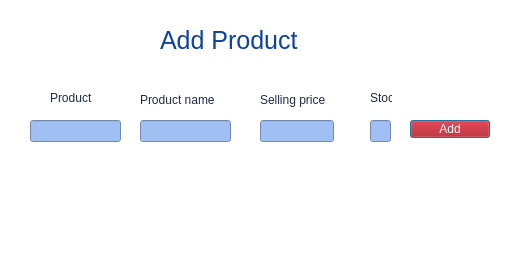
The window that Bhitti/newproduct.ui (BigyaDhungana/Bhitti_v2) describes before a commit, drawn with Qt 5.
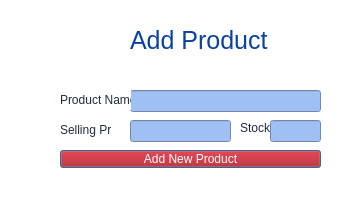
The same window after the commit. Icons and pictures are not drawn.

```diff
--- a/Bhitti/newproduct.ui
+++ b/Bhitti/newproduct.ui
@@ -6,8 +6,8 @@
    <rect>
     <x>0</x>
     <y>0</y>
-    <width>521</width>
-    <height>256</height>
+    <width>364</width>
+    <height>199</height>
    </rect>
   </property>
   <property name="windowTitle">
@@ -19,7 +19,7 @@
   <widget class="QLabel" name="label">
    <property name="geometry">
     <rect>
-     <x>160</x>
+     <x>130</x>
      <y>20</y>
      <width>161</width>
      <height>41</height>
@@ -45,7 +45,7 @@
    <property name="geometry">
     <rect>
      <x>50</x>
-     <y>10</y>
+     <y>20</y>
      <width>61</width>
      <height>51</height>
     </rect>
@@ -63,9 +63,9 @@
   <widget class="QLineEdit" name="pname">
    <property name="geometry">
     <rect>
-     <x>140</x>
-     <y>120</y>
-     <width>91</width>
+     <x>130</x>
+     <y>90</y>
+     <width>191</width>
      <height>22</height>
     </rect>
    </property>
@@ -79,9 +79,9 @@
   <widget class="QLineEdit" name="price">
    <property name="geometry">
     <rect>
-     <x>260</x>
+     <x>130</x>
      <y>120</y>
-     <width>74</width>
+     <width>101</width>
      <height>22</height>
     </rect>
    </property>
@@ -95,9 +95,9 @@
   <widget class="QPushButton" name="pushButton">
    <property name="geometry">
     <rect>
-     <x>410</x>
-     <y>120</y>
-     <width>80</width>
+     <x>60</x>
+     <y>150</y>
+     <width>261</width>
      <height>18</height>
     </rect>
    </property>
@@ -111,28 +111,15 @@
 font: 900 9pt &quot;Segoe UI Black&quot;;</string>
    </property>
    <property name="text">
-    <string>Add</string>
-   </property>
-  </widget>
-  <widget class="QLineEdit" name="pid">
-   <property name="geometry">
-    <rect>
-     <x>30</x>
-     <y>120</y>
-     <width>91</width>
-     <height>22</height>
-    </rect>
-   </property>
-   <property name="styleSheet">
-    <string notr="true">background-color: rgb(160,191,243);</string>
+    <string>Add New Product</string>
    </property>
   </widget>
   <widget class="QLabel" name="label_5">
    <property name="geometry">
     <rect>
-     <x>370</x>
-     <y>90</y>
-     <width>22</width>
+     <x>240</x>
+     <y>120</y>
+     <width>31</width>
      <height>16</height>
     </rect>
    </property>
@@ -141,32 +128,15 @@
 </string>
    </property>
    <property name="text">
-    <string>Stock</string>
-   </property>
-  </widget>
-  <widget class="QLabel" name="label_2">
-   <property name="geometry">
-    <rect>
-     <x>50</x>
-     <y>90</y>
-     <width>42</width>
-     <height>16</height>
-    </rect>
-   </property>
-   <property name="styleSheet">
-    <string notr="true">color: rgb(32, 42, 68);
-</string>
-   </property>
-   <property name="text">
-    <string>Product Id</string>
+    <string>Stock:</string>
    </property>
   </widget>
   <widget class="QLabel" name="label_3">
    <property name="geometry">
     <rect>
-     <x>140</x>
+     <x>60</x>
      <y>90</y>
-     <width>101</width>
+     <width>71</width>
      <height>20</height>
     </rect>
    </property>
@@ -175,15 +145,15 @@
 </string>
    </property>
    <property name="text">
-    <string>Product name</string>
+    <string>Product Name:</string>
    </property>
   </widget>
   <widget class="QLabel" name="label_4">
    <property name="geometry">
     <rect>
-     <x>260</x>
-     <y>90</y>
-     <width>91</width>
+     <x>60</x>
+     <y>120</y>
+     <width>51</width>
      <height>20</height>
     </rect>
    </property>
@@ -192,15 +162,15 @@
 </string>
    </property>
    <property name="text">
-    <string>Selling price</string>
+    <string>Selling Price:</string>
    </property>
   </widget>
   <widget class="QLineEdit" name="stk">
    <property name="geometry">
     <rect>
-     <x>370</x>
+     <x>270</x>
      <y>120</y>
-     <width>21</width>
+     <width>51</width>
      <height>22</height>
     </rect>
    </property>
```
